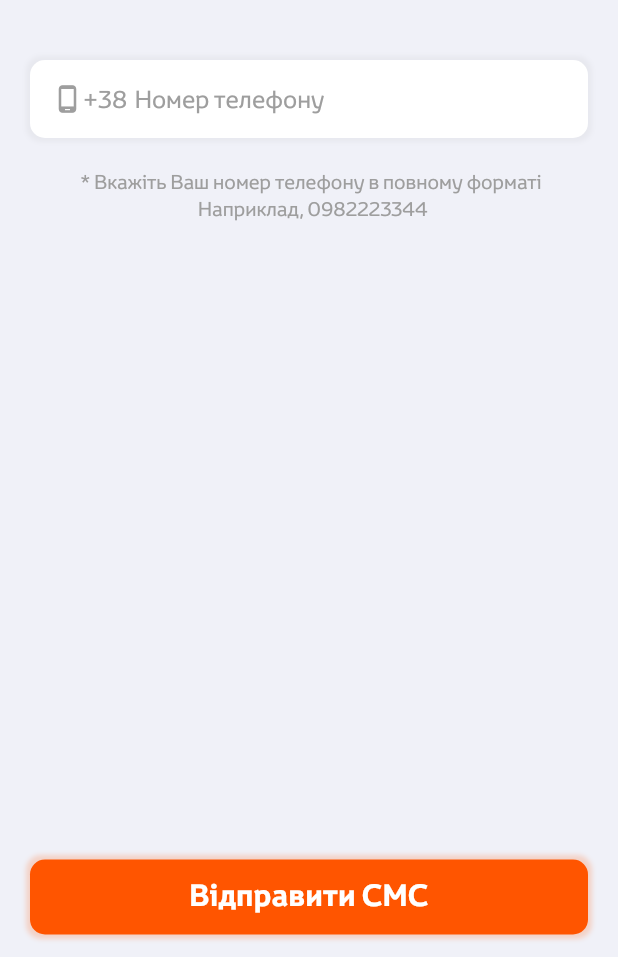
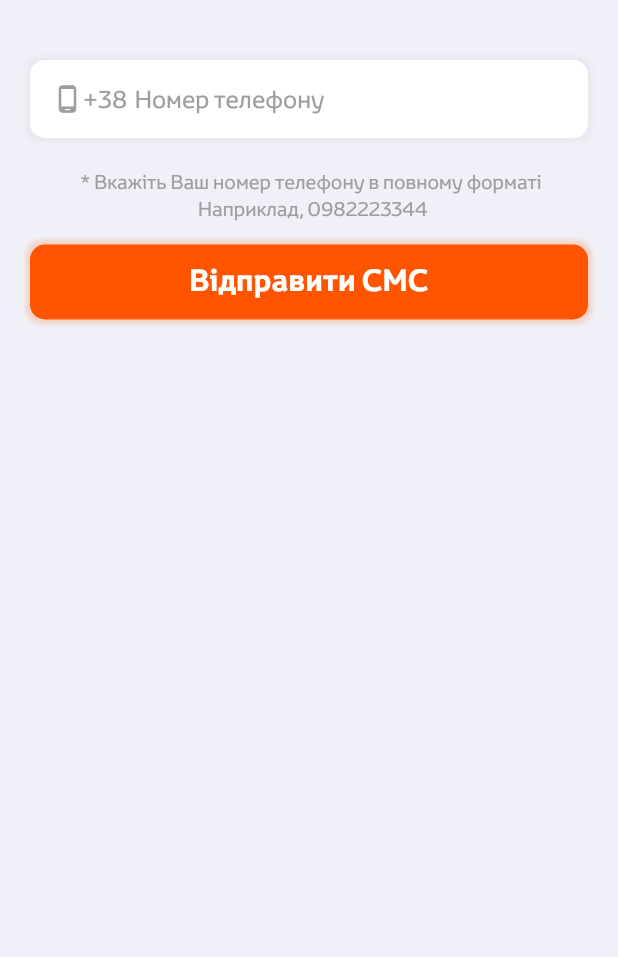
Before and after one commit to yarsort/res, a Flutter app: the screen it shows after launch, after a tap on "Увійти", on a phone screen of 412 x 824 dp, the part 279-1236 px from its top. Run offline on Flutter 3.47's test engine with Material 2 defaults, Android fonts, the phone set to English and light mode, and no system bars; our stand-ins replace barcode_widget, bottom_navy_bar, cached_network_image, flutter_cache_manager, flutter_slidable, fluttertoast and 1 more; network calls fail.

```diff
--- a/lib/pages/auth/otp.dart
+++ b/lib/pages/auth/otp.dart
@@ -97,6 +97,7 @@ class _OtpState extends State<Otp> {
                     heightSpace,
                     heightSpace,
                     codeTextField(),
+                    verifyButton(),
                   ],
                 ),
               ),
@@ -104,7 +105,7 @@ class _OtpState extends State<Otp> {
           ),
         ],
       ),
-      bottomNavigationBar: verifyButton(),
+      //bottomNavigationBar: verifyButton(),
     );
   }
 
--- a/lib/pages/auth/signin.dart
+++ b/lib/pages/auth/signin.dart
@@ -221,11 +221,12 @@ class _SignInState extends State<SignIn> {
                 style: greyColor13RegularTextStyle,
                 textAlign: TextAlign.center,
               ),
+              signingButton(),
             ],
           ),
         ),
       ),
-      bottomNavigationBar: signingButton(),
+      //bottomNavigationBar: signingButton(),
     );
   }
 
@@ -263,7 +264,7 @@ class _SignInState extends State<SignIn> {
               cursorColor: primaryColor,
               controller: phoneNumberController,
               style: greyColor16MediumTextStyle,
-              keyboardType: TextInputType.phone,
+              keyboardType: TextInputType.numberWithOptions(),
               decoration: InputDecoration(
                 isDense: true,
                 contentPadding: EdgeInsets.zero,
--- a/lib/pages/profile/profile.dart
+++ b/lib/pages/profile/profile.dart
@@ -124,7 +124,7 @@ class _ProfileState extends State<Profile> {
                   title: 'Кошик покупок',
                   color: darkBlueColor,
                 ),
-                profileDetailsRow(
+                /*profileDetailsRow(
                   ontap: () =>
                       Navigator.push(
                         context,
@@ -133,7 +133,7 @@ class _ProfileState extends State<Profile> {
                   icon: Icons.category,
                   title: 'Пошук товарів',
                   color: darkBlueColor,
-                ),
+                ),*/
                 profileDetailsRow(
                   ontap: () =>
                       Navigator.push(
--- a/pubspec.yaml
+++ b/pubspec.yaml
@@ -15,7 +15,7 @@ publish_to: 'none' # Remove this line if you wish to publish to pub.dev
 # In iOS, build-name is used as CFBundleShortVersionString while build-number used as CFBundleVersion.
 # Read more about iOS versioning at
 # https://developer.apple.com/library/archive/documentation/General/Reference/InfoPlistKeyReference/Articles/CoreFoundationKeys.html
-version: 1.0.2+6
+version: 1.0.10+10
 
 environment:
   sdk: ">=2.7.0 <3.0.0"
```
Also changed, not shown: pubspec.lock, 4 other files.
